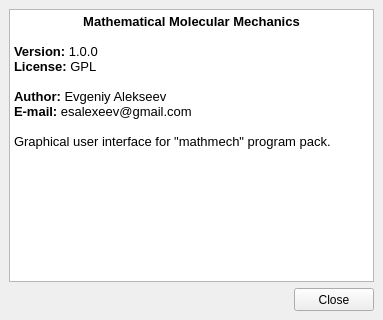
Qt form mathmech/mathmech/src/aboutwindow.ui (arcan1s/moldyn) before a commit.
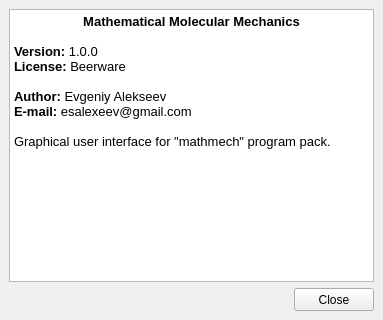
The same form after that commit.

Commit message: changes license to beerware

What changed in the file:
```diff
--- a/mathmech/mathmech/src/aboutwindow.ui
+++ b/mathmech/mathmech/src/aboutwindow.ui
@@ -25,7 +25,7 @@
 &lt;p align=&quot;center&quot; style=&quot; margin-top:0px; margin-bottom:0px; margin-left:0px; margin-right:0px; -qt-block-indent:0; text-indent:0px;&quot;&gt;&lt;span style=&quot; font-weight:600;&quot;&gt;Mathematical Molecular Mechanics&lt;/span&gt;&lt;/p&gt;
 &lt;p style=&quot;-qt-paragraph-type:empty; margin-top:0px; margin-bottom:0px; margin-left:0px; margin-right:0px; -qt-block-indent:0; text-indent:0px;&quot;&gt;&lt;br /&gt;&lt;/p&gt;
 &lt;p style=&quot; margin-top:0px; margin-bottom:0px; margin-left:0px; margin-right:0px; -qt-block-indent:0; text-indent:0px;&quot;&gt;&lt;span style=&quot; font-weight:600;&quot;&gt;Version:&lt;/span&gt; 1.0.0&lt;/p&gt;
-&lt;p style=&quot; margin-top:0px; margin-bottom:0px; margin-left:0px; margin-right:0px; -qt-block-indent:0; text-indent:0px;&quot;&gt;&lt;span style=&quot; font-weight:600;&quot;&gt;License:&lt;/span&gt; GPL&lt;/p&gt;
+&lt;p style=&quot; margin-top:0px; margin-bottom:0px; margin-left:0px; margin-right:0px; -qt-block-indent:0; text-indent:0px;&quot;&gt;&lt;span style=&quot; font-weight:600;&quot;&gt;License:&lt;/span&gt; Beerware&lt;/p&gt;
 &lt;p style=&quot;-qt-paragraph-type:empty; margin-top:0px; margin-bottom:0px; margin-left:0px; margin-right:0px; -qt-block-indent:0; text-indent:0px;&quot;&gt;&lt;br /&gt;&lt;/p&gt;
 &lt;p style=&quot; margin-top:0px; margin-bottom:0px; margin-left:0px; margin-right:0px; -qt-block-indent:0; text-indent:0px;&quot;&gt;&lt;span style=&quot; font-weight:600;&quot;&gt;Author:&lt;/span&gt; Evgeniy Alekseev&lt;/p&gt;
 &lt;p style=&quot; margin-top:0px; margin-bottom:0px; margin-left:0px; margin-right:0px; -qt-block-indent:0; text-indent:0px;&quot;&gt;&lt;span style=&quot; font-weight:600;&quot;&gt;E-mail:&lt;/span&gt; esalexeev@gmail.com&lt;/p&gt;
```
The commit also changes 12 other files.
